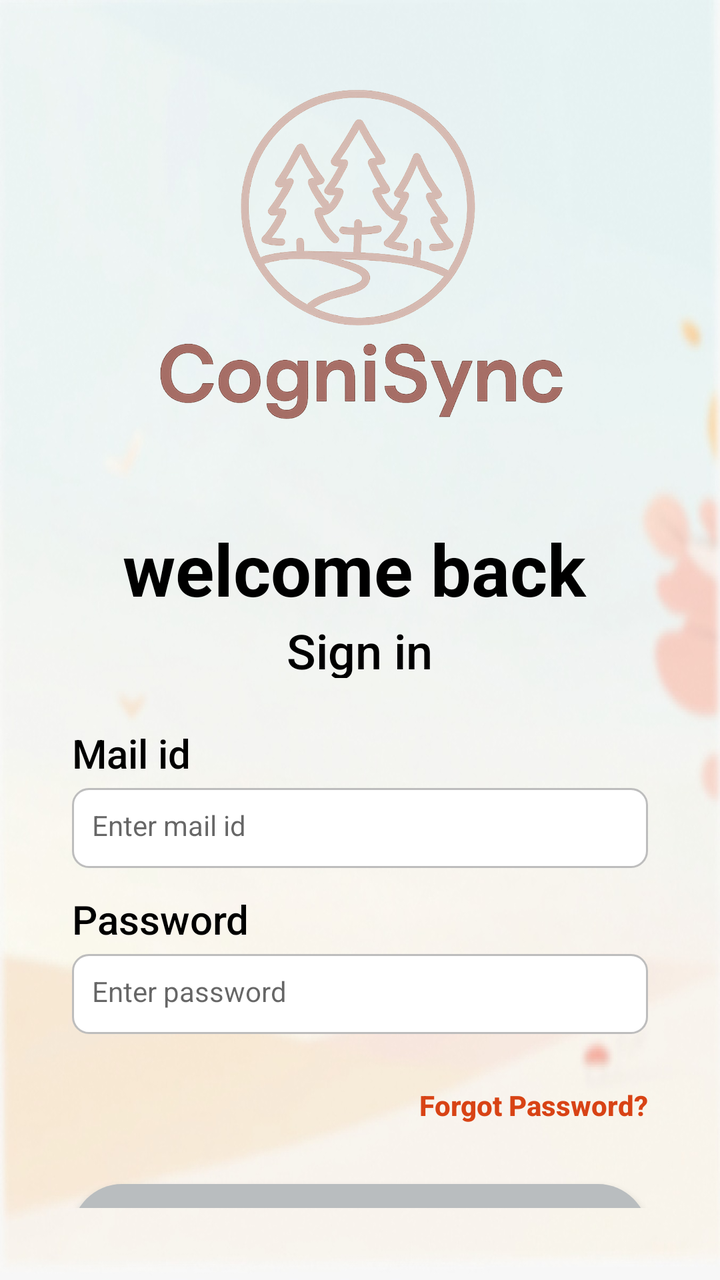
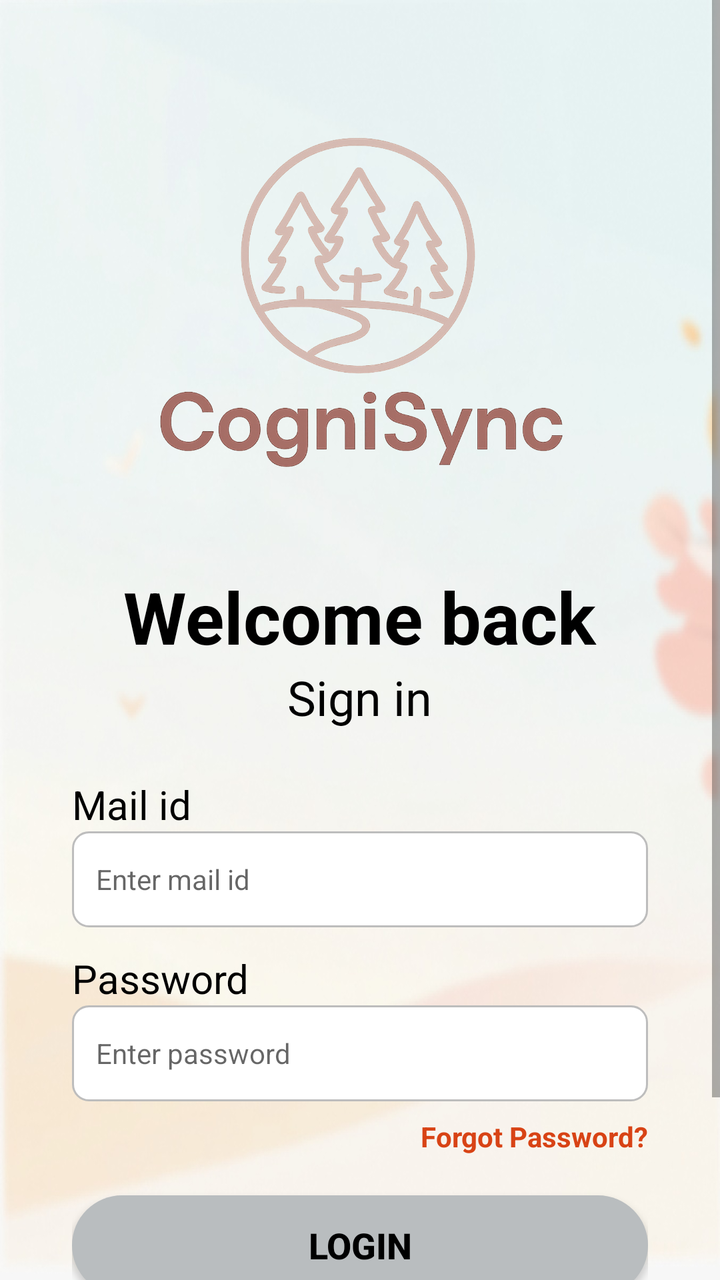

An Android layout rendered at two revisions. The XML below is the earlier revision; the diff shows what the commit changed to produce the second picture.
<!-- AndroidManifest.xml: application theme Theme.CogniSync -->
<!-- res/layout/activity_login.xml -->
<?xml version="1.0" encoding="utf-8"?>
<RelativeLayout xmlns:android="http://schemas.android.com/apk/res/android"
    xmlns:tools="http://schemas.android.com/tools"
    android:layout_width="match_parent"
    android:layout_height="match_parent"
    android:background="@drawable/login_bg"
    android:fitsSystemWindows="true"
    tools:context=".LoginActivity">

    
    <LinearLayout
        android:id="@+id/container"
        android:layout_width="match_parent"
        android:layout_height="wrap_content"
        android:layout_centerInParent="true"
        android:layout_margin="20dp"
        android:background="@drawable/rounded_white_bg"
        android:orientation="vertical"
        android:padding="16dp">

        

        


        

        

        


        <ImageView
            android:id="@+id/logoImage"
            android:layout_width="300dp"
            android:layout_height="200dp"
            android:layout_gravity="center"
            android:contentDescription="@string/logo"
            android:src="@drawable/logo_1" />

        <TextView
            android:id="@+id/welcomeBack"
            android:layout_width="237dp"
            android:layout_height="49dp"
            android:layout_gravity="center"
            android:layout_marginTop="24dp"
            android:fontFamily="sans-serif"
            android:text="welcome back"
            android:textColor="#000000"
            android:textSize="36sp"
            android:textStyle="bold" />

        <TextView
            android:id="@+id/signIn"
            android:layout_width="wrap_content"
            android:layout_height="30dp"
            android:layout_gravity="center"
            android:layout_marginBottom="24dp"
            android:fontFamily="sans-serif-medium"

            android:text="Sign in"
            android:textColor="#000000"
            android:textSize="24sp" />

        <TextView
            android:id="@+id/mailLabel"
            android:layout_width="wrap_content"
            android:layout_height="wrap_content"
            android:layout_marginBottom="4dp"
            android:text="Mail id"
            android:textSize="20dp"
            android:textColor="#000000"
            android:fontFamily="sans-serif-medium" />

        <EditText
            android:id="@+id/mailInput"
            android:layout_width="match_parent"
            android:layout_height="40dp"
            android:background="@drawable/edittext_bg"
            android:hint="Enter mail id"
            android:inputType="textEmailAddress"
            android:paddingStart="10dp"
            android:paddingEnd="10dp"
            android:textColor="#000000"
            android:textSize="14sp"
            android:fontFamily="sans-serif" />

        
        <TextView
            android:id="@+id/passwordLabel"
            android:layout_width="wrap_content"
            android:layout_height="wrap_content"
            android:layout_marginTop="12dp"
            android:layout_marginBottom="4dp"
            android:text="Password"
            android:textSize="20dp"
            android:textColor="#000000"
            android:fontFamily="sans-serif-medium"  />

        

        <EditText
            android:id="@+id/passwordInput"
            android:layout_width="match_parent"
            android:layout_height="40dp"
            android:layout_marginBottom="20sp"
            android:background="@drawable/edittext_bg"
            android:fontFamily="sans-serif"
            android:hint="Enter password"
            android:inputType="textPassword"
            android:paddingStart="10dp"
            android:paddingEnd="10dp"
            android:textColor="#000000"
            android:textSize="14sp" />

        <TextView
            android:id="@+id/forgotPasswordText"
            android:layout_width="wrap_content"
            android:layout_height="wrap_content"
            android:layout_marginTop="6dp"
            android:layout_marginBottom="10dp"
            android:text="Forgot Password?"
            android:textColor="#D84315"
            android:textSize="14sp"
            android:textStyle="bold"
            android:fontFamily="sans-serif-medium"
            android:layout_gravity="end"/>



        
        <androidx.appcompat.widget.AppCompatButton
            android:id="@+id/btnLogin"
            android:layout_width="match_parent"
            android:layout_height="50dp"
            android:layout_marginTop="20dp"
            android:layout_marginBottom="20dp"
            android:background="@drawable/btn_bg"
            android:backgroundTint="@null"
            android:fontFamily="sans-serif-medium"
            android:text="@string/login"
            android:textColor="@android:color/black"
            android:textSize="18sp"
            android:textStyle="bold" />

        <LinearLayout
            android:layout_width="match_parent"
            android:layout_height="wrap_content"
            android:gravity="center"
            android:orientation="horizontal">

            <TextView
                android:id="@+id/noAccountText"
                android:layout_width="wrap_content"
                android:layout_height="wrap_content"
                android:text="Don't have account ?"
                android:textSize="14sp"
                android:fontFamily="sans-serif-light" />

            <TextView
                android:id="@+id/signupText"
                android:layout_width="wrap_content"
                android:layout_height="wrap_content"
                android:text=" signup"
                android:textColor="#D84315"
                android:textSize="14sp"
                android:textStyle="bold"
                android:fontFamily="sans-serif-medium" />
        </LinearLayout>

    </LinearLayout>

</RelativeLayout>
<!-- resources referenced by this layout -->
<resources>
  <!-- drawable btn_bg (drawable) -->
  <shape xmlns:android="http://schemas.android.com/apk/res/android"
      android:shape="rectangle">
      <solid android:color="#B9BDBF"/>
      <corners android:radius="35dp"/>
  </shape>
  <!-- drawable edittext_bg (drawable) -->
  <?xml version="1.0" encoding="utf-8"?>
  <selector xmlns:android="http://schemas.android.com/apk/res/android">
  
      
      <item android:state_pressed="true">
          <shape android:shape="rectangle">
              <solid android:color="#FFFFFF"/>
              <corners android:radius="8dp"/>
              <stroke android:width="2dp" android:color="#8AB4F8"/>
              <padding
                  android:left="12dp"
                  android:top="12dp"
                  android:right="12dp"
                  android:bottom="12dp"/>
          </shape>
      </item>
  
      
      <item android:state_focused="true">
          <shape android:shape="rectangle">
              <solid android:color="#FFFFFF"/>
              <corners android:radius="8dp"/>
              <stroke android:width="2dp" android:color="#8AB4F8"/>
              <padding
                  android:left="12dp"
                  android:top="12dp"
                  android:right="12dp"
                  android:bottom="12dp"/>
          </shape>
      </item>
  
      
      <item>
          <shape android:shape="rectangle">
              <solid android:color="#FFFFFF"/>
              <corners android:radius="8dp"/>
              <stroke android:width="1dp" android:color="#BDBDBD"/>
              <padding
                  android:left="12dp"
                  android:top="12dp"
                  android:right="12dp"
                  android:bottom="12dp"/>
          </shape>
      </item>
  
  </selector>
  <!-- drawable login_bg: png bitmap (drawable, 68655 bytes) -->
  <!-- drawable logo_1: png bitmap (drawable, 403274 bytes) -->
  <!-- drawable rounded_white_bg (drawable) -->
  <?xml version="1.0" encoding="utf-8"?>
  <selector xmlns:android="http://schemas.android.com/apk/res/android">
  
  </selector>
  <string name="login">Login</string>
  <string name="logo">LOGO</string>
  <style name="Theme.CogniSync" parent="Theme.MaterialComponents.DayNight.NoActionBar">
  
  
  
          
          <item name="android:statusBarColor">@android:color/white</item>
          <item name="android:windowLightStatusBar">true</item>
  
      </style>
</resources>

<!-- the commit's change to res/layout/activity_login.xml (unified diff, before → after) -->
@@ -1,173 +1,153 @@
 <?xml version="1.0" encoding="utf-8"?>
-<RelativeLayout xmlns:android="http://schemas.android.com/apk/res/android"
+<ScrollView xmlns:android="http://schemas.android.com/apk/res/android"
     xmlns:tools="http://schemas.android.com/tools"
     android:layout_width="match_parent"
     android:layout_height="match_parent"
     android:background="@drawable/login_bg"
-    android:fitsSystemWindows="true"
+    android:overScrollMode="never"
     tools:context=".LoginActivity">
 
-    
-    <LinearLayout
-        android:id="@+id/container"
+    <RelativeLayout
         android:layout_width="match_parent"
         android:layout_height="wrap_content"
-        android:layout_centerInParent="true"
-        android:layout_margin="20dp"
-        android:background="@drawable/rounded_white_bg"
-        android:orientation="vertical"
-        android:padding="16dp">
+        android:paddingTop="24dp"
+        android:paddingBottom="24dp">
 
         
-
-        
-
-
-        
-
-        
-
-        
-
-
-        <ImageView
-            android:id="@+id/logoImage"
-            android:layout_width="300dp"
-            android:layout_height="200dp"
-            android:layout_gravity="center"
-            android:contentDescription="@string/logo"
-            android:src="@drawable/logo_1" />
-
-        <TextView
-            android:id="@+id/welcomeBack"
-            android:layout_width="237dp"
-            android:layout_height="49dp"
-            android:layout_gravity="center"
-            android:layout_marginTop="24dp"
-            android:fontFamily="sans-serif"
-            android:text="welcome back"
-            android:textColor="#000000"
-            android:textSize="36sp"
-            android:textStyle="bold" />
-
-        <TextView
-            android:id="@+id/signIn"
-            android:layout_width="wrap_content"
-            android:layout_height="30dp"
-            android:layout_gravity="center"
-            android:layout_marginBottom="24dp"
-            android:fontFamily="sans-serif-medium"
-
-            android:text="Sign in"
-            android:textColor="#000000"
-            android:textSize="24sp" />
-
-        <TextView
-            android:id="@+id/mailLabel"
-            android:layout_width="wrap_content"
-            android:layout_height="wrap_content"
-            android:layout_marginBottom="4dp"
-            android:text="Mail id"
-            android:textSize="20dp"
-            android:textColor="#000000"
-            android:fontFamily="sans-serif-medium" />
-
-        <EditText
-            android:id="@+id/mailInput"
-            android:layout_width="match_parent"
-            android:layout_height="40dp"
-            android:background="@drawable/edittext_bg"
-            android:hint="Enter mail id"
-            android:inputType="textEmailAddress"
-            android:paddingStart="10dp"
-            android:paddingEnd="10dp"
-            android:textColor="#000000"
-            android:textSize="14sp"
-            android:fontFamily="sans-serif" />
-
-        
-        <TextView
-            android:id="@+id/passwordLabel"
-            android:layout_width="wrap_content"
-            android:layout_height="wrap_content"
-            android:layout_marginTop="12dp"
-            android:layout_marginBottom="4dp"
-            android:text="Password"
-            android:textSize="20dp"
-            android:textColor="#000000"
-            android:fontFamily="sans-serif-medium"  />
-
-        
-
-        <EditText
-            android:id="@+id/passwordInput"
-            android:layout_width="match_parent"
-            android:layout_height="40dp"
-            android:layout_marginBottom="20sp"
-            android:background="@drawable/edittext_bg"
-            android:fontFamily="sans-serif"
-            android:hint="Enter password"
-            android:inputType="textPassword"
-            android:paddingStart="10dp"
-            android:paddingEnd="10dp"
-            android:textColor="#000000"
-            android:textSize="14sp" />
-
-        <TextView
-            android:id="@+id/forgotPasswordText"
-            android:layout_width="wrap_content"
-            android:layout_height="wrap_content"
-            android:layout_marginTop="6dp"
-            android:layout_marginBottom="10dp"
-            android:text="Forgot Password?"
-            android:textColor="#D84315"
-            android:textSize="14sp"
-            android:textStyle="bold"
-            android:fontFamily="sans-serif-medium"
-            android:layout_gravity="end"/>
-
-
-
-        
-        <androidx.appcompat.widget.AppCompatButton
-            android:id="@+id/btnLogin"
-            android:layout_width="match_parent"
-            android:layout_height="50dp"
-            android:layout_marginTop="20dp"
-            android:layout_marginBottom="20dp"
-            android:background="@drawable/btn_bg"
-            android:backgroundTint="@null"
-            android:fontFamily="sans-serif-medium"
-            android:text="@string/login"
-            android:textColor="@android:color/black"
-            android:textSize="18sp"
-            android:textStyle="bold" />
-
         <LinearLayout
+            android:id="@+id/container"
             android:layout_width="match_parent"
             android:layout_height="wrap_content"
-            android:gravity="center"
-            android:orientation="horizontal">
+            android:layout_centerInParent="true"
+            android:layout_margin="20dp"
+            android:background="@drawable/rounded_white_bg"
+            android:orientation="vertical"
+            android:padding="16dp">
+
+            
+            <ImageView
+                android:id="@+id/logoImage"
+                android:layout_width="300dp"
+                android:layout_height="200dp"
+                android:layout_gravity="center"
+                android:contentDescription="@string/logo"
+                android:src="@drawable/logo_1" />
+
+            
+            <TextView
+                android:id="@+id/welcomeBack"
+                android:layout_width="wrap_content"
+                android:layout_height="wrap_content"
+                android:layout_gravity="center"
+                android:layout_marginTop="24dp"
+                android:text="Welcome back"
+                android:textColor="#000000"
+                android:textSize="36sp"
+                android:textStyle="bold" />
 
             <TextView
-                android:id="@+id/noAccountText"
+                android:id="@+id/signIn"
                 android:layout_width="wrap_content"
                 android:layout_height="wrap_content"
-                android:text="Don't have account ?"
-                android:textSize="14sp"
-                android:fontFamily="sans-serif-light" />
+                android:layout_gravity="center"
+                android:layout_marginBottom="24dp"
+                android:text="Sign in"
+                android:textColor="#000000"
+                android:textSize="24sp" />
+
+            
+            <TextView
+                android:id="@+id/mailLabel"
+                android:layout_width="wrap_content"
+                android:layout_height="wrap_content"
+                android:text="Mail id"
+                android:textSize="20sp"
+                android:textColor="#000000" />
+
+            <EditText
+                android:id="@+id/mailInput"
+                android:layout_width="match_parent"
+                android:layout_height="48dp"
+                android:background="@drawable/edittext_bg"
+                android:hint="Enter mail id"
+                android:inputType="textEmailAddress"
+                android:paddingStart="12dp"
+                android:paddingEnd="12dp"
+                android:textColor="#000000"
+                android:textSize="14sp" />
+
+            
+            <TextView
+                android:id="@+id/passwordLabel"
+                android:layout_width="wrap_content"
+                android:layout_height="wrap_content"
+                android:layout_marginTop="12dp"
+                android:text="Password"
+                android:textSize="20sp"
+                android:textColor="#000000" />
+
+            <EditText
+                android:id="@+id/passwordInput"
+                android:layout_width="match_parent"
+                android:layout_height="48dp"
+                android:background="@drawable/edittext_bg"
+                android:hint="Enter password"
+                android:inputType="textPassword"
+                android:paddingStart="12dp"
+                android:paddingEnd="12dp"
+                android:textColor="#000000"
+                android:textSize="14sp" />
 
             <TextView
-                android:id="@+id/signupText"
+                android:id="@+id/forgotPasswordText"
                 android:layout_width="wrap_content"
                 android:layout_height="wrap_content"
-                android:text=" signup"
+                android:layout_marginTop="8dp"
+                android:text="Forgot Password?"
                 android:textColor="#D84315"
                 android:textSize="14sp"
                 android:textStyle="bold"
-                android:fontFamily="sans-serif-medium" />
+                android:layout_gravity="end"/>
+
+            
+            <androidx.appcompat.widget.AppCompatButton
+                android:id="@+id/btnLogin"
+                android:layout_width="match_parent"
+                android:layout_height="50dp"
+                android:layout_marginTop="20dp"
+                android:layout_marginBottom="20dp"
+                android:background="@drawable/btn_bg"
+                android:text="@string/login"
+                android:textColor="@android:color/black"
+                android:textSize="18sp"
+                android:textStyle="bold" />
+
+            
+            <LinearLayout
+                android:layout_width="match_parent"
+                android:layout_height="wrap_content"
+                android:gravity="center"
+                android:orientation="horizontal">
+
+                <TextView
+                    android:id="@+id/noAccountText"
+                    android:layout_width="wrap_content"
+                    android:layout_height="wrap_content"
+                    android:text="Don't have account?"
+                    android:textSize="14sp"
+                    android:textColor="#000000" />
+
+                <TextView
+                    android:id="@+id/signupText"
+                    android:layout_width="wrap_content"
+                    android:layout_height="wrap_content"
+                    android:text=" Signup"
+                    android:textColor="#D84315"
+                    android:textSize="14sp"
+                    android:textStyle="bold" />
+            </LinearLayout>
+
         </LinearLayout>
 
-    </LinearLayout>
-
-</RelativeLayout>
+    </RelativeLayout>
+</ScrollView>
